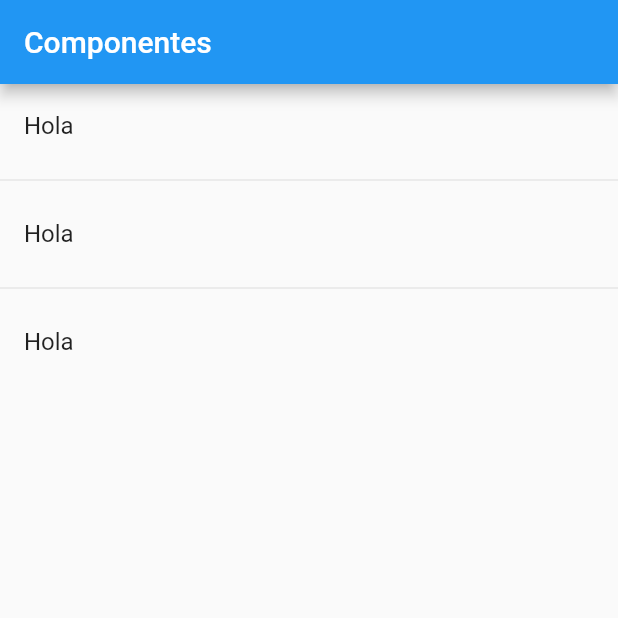
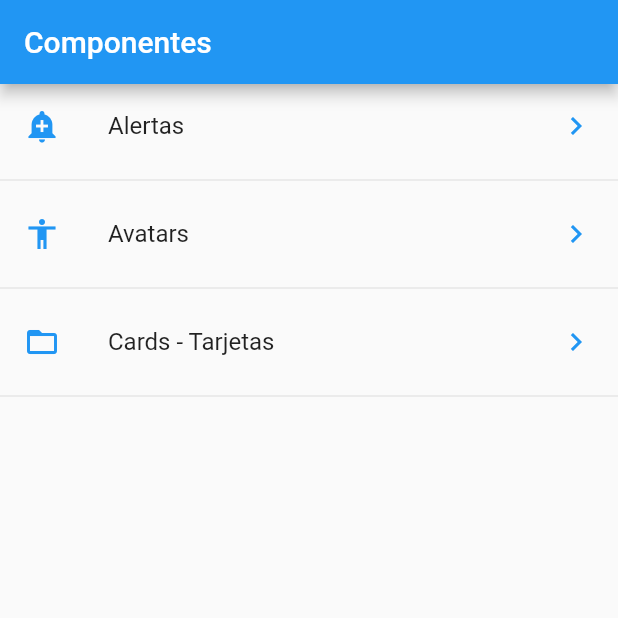
Before and after one commit to fedeceri/componentes, a Flutter app: the screen it shows after launch, on a phone screen of 412 x 824 dp, the top half of it. Run offline on Flutter 3.47's test engine with Material 2 defaults, Android fonts, the phone set to English and light mode, and no system bars.

Commit message:
"second commit"

```diff
--- a/lib/main.dart
+++ b/lib/main.dart
@@ -1,3 +1,5 @@
+import 'package:componentes/src/pages/alert_page.dart';
+import 'package:componentes/src/pages/avatar_page.dart';
 import 'package:componentes/src/pages/home_page.dart';
 import 'package:flutter/material.dart';
 
@@ -9,7 +11,13 @@ class MyApp extends StatelessWidget {
     return MaterialApp(
       title: 'Componentes App',
       debugShowCheckedModeBanner: false,
-      home: HomePage()
+      //home: HomePage(),
+      initialRoute: '/',
+      routes: <String, WidgetBuilder>{
+        '/'     :(BuildContext context) => HomePage(),
+        'alert' :(BuildContext context) => AlertPage(),
+        'avatar':(BuildContext context) => AvatarPage(),
+      }
     );
   }
 }
--- a/lib/src/pages/home_page.dart
+++ b/lib/src/pages/home_page.dart
@@ -1,5 +1,9 @@
+
 import 'package:componentes/src/providers/menu_provider.dart';
+import 'package:componentes/src/utils/icono_string_util.dart';
 import 'package:flutter/material.dart';
+
+import 'alert_page.dart';
 
 class HomePage extends StatelessWidget {
 
@@ -18,26 +22,55 @@ class HomePage extends StatelessWidget {
 
   Widget _lista() {
 
-    print(menuProvider.opciones);
-
+  /*   print(menuProvider.opciones);
+    menuProvider.cargarData().then((opciones){
+      print('_lista');
+      print(opciones);
+    });
 
     return ListView(
       children: _listaItems(),
+    ); */
+
+    return FutureBuilder(
+      future: menuProvider.cargarData(),
+      builder: (context, AsyncSnapshot<List<dynamic>> snapshot){
+        print('builder');
+        print(snapshot.data);
+
+        return ListView(
+          children: _listaItems(snapshot.data, context),
+        );
+      },
     );
 
     }
 
-  List<Widget> _listaItems() {
-    return [
-      ListTile(title: Text('Hola')),
-      Divider(),
-      ListTile(title: Text('Hola')),
-      Divider(),
-      ListTile(title: Text('Hola'))
+  List<Widget> _listaItems(List<dynamic> data, BuildContext context) {
 
-    ];
+    final List<Widget> opciones = [];
+    data.forEach((opt){
+      final widgetTemp = ListTile(
+        title: Text(opt['texto']),
+        leading: getIcon(opt['icon']),
+        trailing: Icon(Icons.keyboard_arrow_right, color: Colors.blue),
+        onTap: (){
 
+          Navigator.pushNamed(context, opt['ruta']);
 
+          /* final route = MaterialPageRoute(
+            builder: (context){
+              return AlertPage();
+            }
+            );
+          Navigator.push(context, route); */
+
+        },
+      );
+      opciones..add(widgetTemp)
+            ..add(Divider());
+    });
+    return opciones;
 
   }
 
--- a/lib/src/providers/menu_provider.dart
+++ b/lib/src/providers/menu_provider.dart
@@ -13,7 +13,7 @@ class _MenuProvider {
     final resp = await rootBundle.loadString('data/menu-opts.json');
 
       Map dataMap = json.decode(resp);
-        print(dataMap);
+        //print(dataMap);
         opciones = dataMap['rutas'];
         return opciones;
   }
--- /dev/null
+++ b/lib/src/utils/icono_string_util.dart
@@ -0,0 +1,12 @@
+import 'package:flutter/cupertino.dart';
+import 'package:flutter/material.dart';
+
+final _icons = <String, IconData>{
+  'add_alert'       : Icons.add_alert,
+  'accessibility'   : Icons.accessibility,
+  'folder_open'     : Icons.folder_open,
+};
+
+Icon getIcon(String nombreIcono){
+  return Icon(_icons[nombreIcono], color: Colors.blue);
+}
```
Also changed, not shown: lib/src/pages/alert_page.dart (added, +19 -0 lines), lib/src/pages/avatar_page.dart (added, +13 -0 lines).
